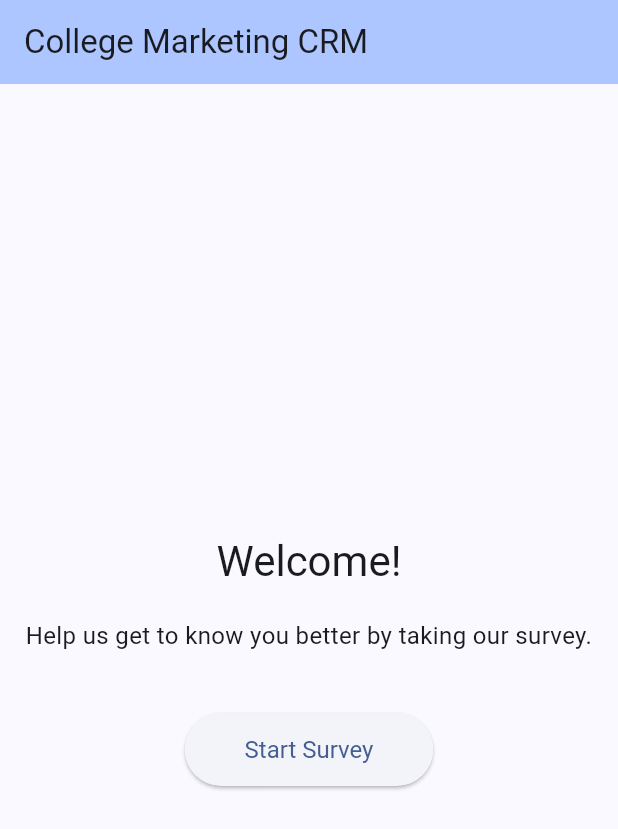
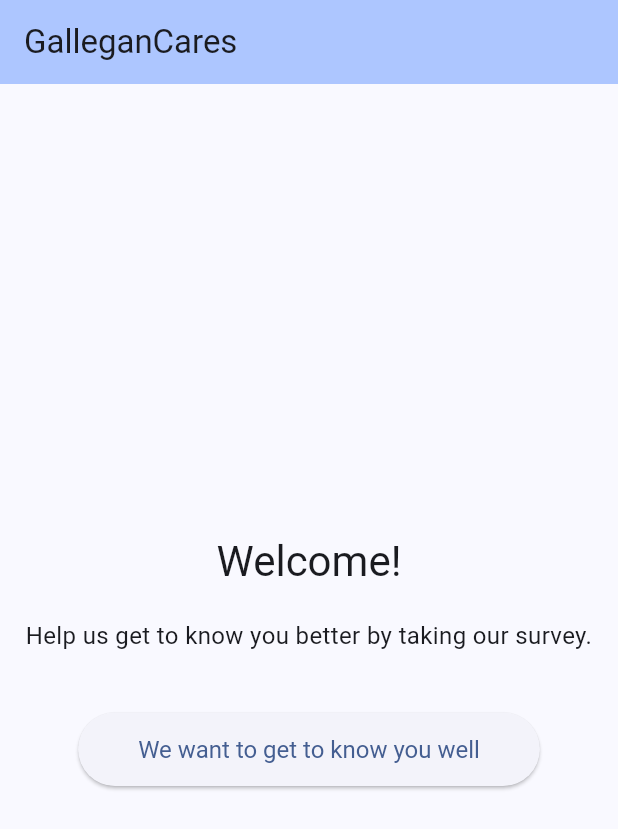
Before and after one commit to could-ai/019a48c6-2aff-7e10-832b-5abb78fa9324, a Flutter app: the screen it shows after launch, on a phone screen of 412 x 824 dp. Shown: the top 829 px of the screen. Run offline on Flutter 3.47's test engine with Material 3 defaults, Android fonts, the phone set to English and light mode, and no system bars.

Commit message:
I have updated the `pubspec.yaml` file to rename the application to `gallegan_cares` and provided a more descriptive entry for the application's purpose, reflecting its new identity as a marketing and CRM tool for Gallegan College.; I've updated the main application file, changing the title to 'GalleganCares' to match your request. I also switched the import statements to use relative paths, which is a better practice for maintainability as it makes the project's internal references independent of the package name.; On the home screen, I have updated the AppBar title to 'GalleganCares' for brand consistency. More importantly, I changed the call-to-action button text from 'Start Survey' to the more welcoming phrase 'We want to get to know you well', as you requested.; To ensure the application's branding is consistent on the web, I have updated the `index.html` file. I've changed the browser tab title, the web app title for iOS devices, and the meta description to all reflect the new 'GalleganCares' name and purpose.; I have updated the `README.md` file to reflect the new application name, 'GalleganCares', and added a brief description of its purpose. This ensures that the project's documentation is aligned with the recent branding changes.

```diff
--- a/usr/lib/main.dart
+++ b/usr/lib/main.dart
@@ -1,7 +1,7 @@
 import 'package:flutter/material.dart';
-import 'package:couldai_user_app/screens/home_screen.dart';
-import 'package:couldai_user_app/screens/survey_screen.dart';
-import 'package:couldai_user_app/screens/thank_you_screen.dart';
+import 'screens/home_screen.dart';
+import 'screens/survey_screen.dart';
+import 'screens/thank_you_screen.dart';
 
 void main() {
   runApp(const MyApp());
@@ -13,7 +13,7 @@ class MyApp extends StatelessWidget {
   @override
   Widget build(BuildContext context) {
     return MaterialApp(
-      title: 'Student CRM',
+      title: 'GalleganCares',
       debugShowCheckedModeBanner: false,
       theme: ThemeData(
         colorScheme: ColorScheme.fromSeed(seedColor: Colors.blueAccent),
--- a/usr/lib/screens/home_screen.dart
+++ b/usr/lib/screens/home_screen.dart
@@ -7,7 +7,7 @@ class HomeScreen extends StatelessWidget {
   Widget build(BuildContext context) {
     return Scaffold(
       appBar: AppBar(
-        title: const Text('College Marketing CRM'),
+        title: const Text('GalleganCares'),
         backgroundColor: Theme.of(context).colorScheme.inversePrimary,
       ),
       body: Center(
@@ -35,7 +35,7 @@ class HomeScreen extends StatelessWidget {
                 onPressed: () {
                   Navigator.pushNamed(context, '/survey');
                 },
-                child: const Text('Start Survey'),
+                child: const Text('We want to get to know you well'),
               ),
             ],
           ),
--- a/usr/pubspec.yaml
+++ b/usr/pubspec.yaml
@@ -1,5 +1,5 @@
-name: couldai_user_app
-description: "A new Flutter project."
+name: gallegan_cares
+description: "A marketing and CRM app for Gallegan College."
 # The following line prevents the package from being accidentally published to
 # pub.dev using `flutter pub publish`. This is preferred for private packages.
 publish_to: 'none' # Remove this line if you wish to publish to pub.dev
```
Also changed, not shown: 2 other files.
